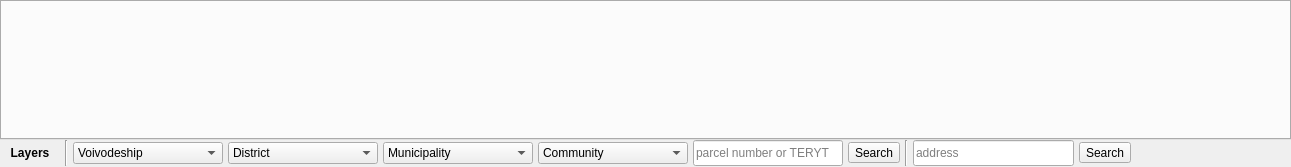
First picture: the form in giap_dynamic_layout.ui, repository GIAPspzoo/GIAP_PolaMap_lite, before the edit.
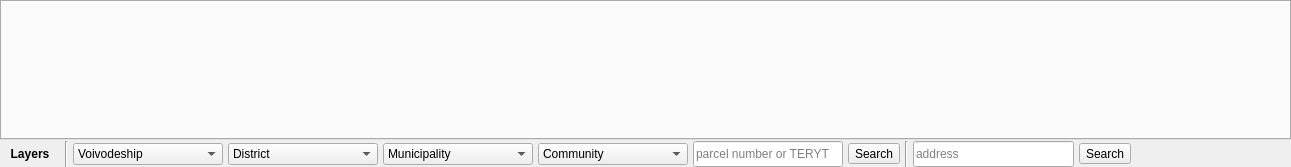
Second picture: the form after the edit.

```diff
--- a/giap_dynamic_layout.ui
+++ b/giap_dynamic_layout.ui
@@ -77,6 +77,9 @@
      <property name="spacing">
       <number>5</number>
      </property>
+     <property name="topMargin">
+      <number>2</number>
+     </property>
      <item>
       <widget class="QToolButton" name="pokaz_warstwy">
        <property name="minimumSize">
@@ -127,7 +130,7 @@
        </property>
        <item>
         <property name="text">
-         <string>Voivodeship </string>
+         <string>Voivodeship</string>
         </property>
        </item>
       </widget>
```
